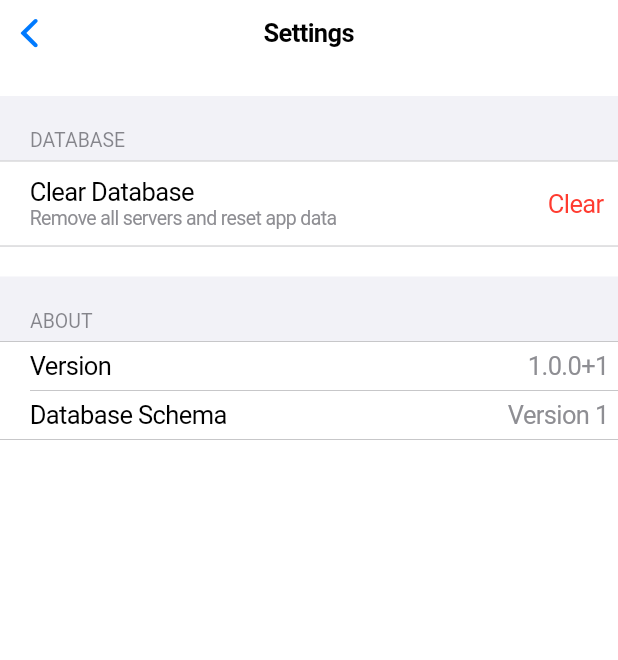
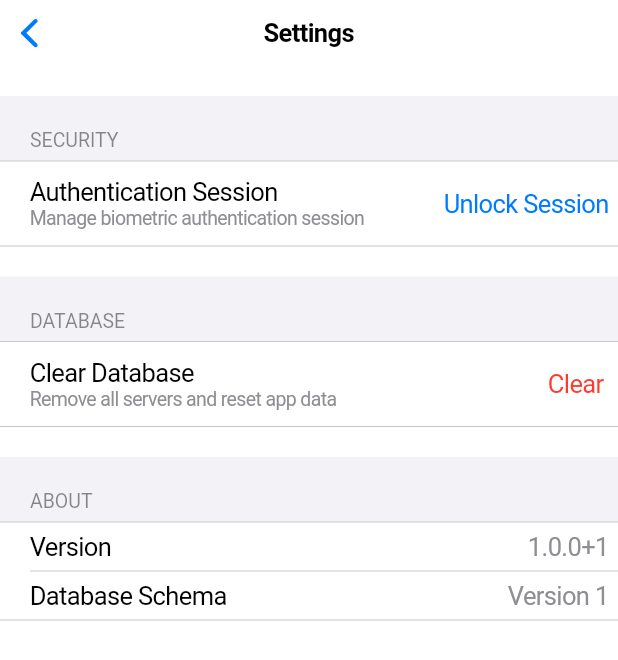
Before and after one commit to cedricziel/trueapp, a Flutter app: the SettingsScreen screen opened directly, on a phone screen of 412 x 824 dp. Shown: the top 660 px of the screen. Run offline on Flutter 3.47's test engine with Material 3 defaults, Android fonts, the phone set to English and light mode, and no system bars; our stand-ins replace connectivity_plus, drift, drift_flutter, equatable, flutter_secure_storage, flutter_slidable and 3 more; missing offline and left inert: network_info_plus, tray_manager; accounts and stored records are empty; generated files the repository leaves out were written again.

Commit message:
feat: implement authentication session management
- Add AuthenticationSessionService for 30-minute session management
- Integrate session checking into SecureStorageService to avoid repeated prompts
- Add SessionIndicatorWidget to show lock status in navigation bar
- Add session lock/unlock controls in Settings screen
- Session automatically extends on use and expires after 30 minutes
- Reduce debug logging noise for credential operations

Now users only need to authenticate once per session instead of for each server access.

```diff
--- a/lib/screens/settings_screen.dart
+++ b/lib/screens/settings_screen.dart
@@ -3,12 +3,20 @@ import 'package:provider/provider.dart';
 import 'package:truenas_manager/providers/server_provider.dart';
 import 'package:truenas_manager/providers/tray_provider.dart';
 import 'package:truenas_manager/services/database.dart';
+import 'package:truenas_manager/services/authentication_session_service.dart';
+import 'package:truenas_manager/services/secure_storage_service.dart';
 import 'dart:io';
 import 'package:path_provider/path_provider.dart';
 import 'package:path/path.dart' as path;
 
-class SettingsScreen extends StatelessWidget {
+class SettingsScreen extends StatefulWidget {
   const SettingsScreen({super.key});
+
+  @override
+  State<SettingsScreen> createState() => _SettingsScreenState();
+}
+
+class _SettingsScreenState extends State<SettingsScreen> {
 
   @override
   Widget build(BuildContext context) {
@@ -74,6 +82,91 @@ class SettingsScreen extends StatelessWidget {
               ),
               const SizedBox(height: 20),
             ],
+            CupertinoFormSection(
+              header: const Text('SECURITY'),
+              children: [
+                CupertinoFormRow(
+                  prefix: const Column(
+                    crossAxisAlignment: CrossAxisAlignment.start,
+                    children: [
+                      Text('Authentication Session'),
+                      Text(
+                        'Manage biometric authentication session',
+                        style: TextStyle(
+                          fontSize: 13,
+                          color: CupertinoColors.systemGrey,
+                        ),
+                      ),
+                    ],
+                  ),
+                  child: Builder(
+                    builder: (context) {
+                      final session = AuthenticationSessionService.instance;
+                      final isValid = session.isSessionValid;
+
+                      return CupertinoButton(
+                        padding: EdgeInsets.zero,
+                        onPressed: () {
+                          if (isValid) {
+                            // Lock the session
+                            session.invalidateSession();
+                            setState(() {});
+                            showCupertinoDialog(
+                              context: context,
+                              builder: (context) => CupertinoAlertDialog(
+                                title: const Text('Session Locked'),
+                                content: const Text(
+                                  'Your authentication session has been locked. You will need to authenticate again to access server credentials.',
+                                ),
+                                actions: [
+                                  CupertinoDialogAction(
+                                    onPressed: () => Navigator.of(context).pop(),
+                                    child: const Text('OK'),
+                                  ),
+                                ],
+                              ),
+                            );
+                          } else {
+                            // Test authentication
+                            SecureStorageService.authenticate(
+                              reason: 'Authenticate to unlock session',
+                            ).then((success) {
+                              setState(() {});
+                              if (success) {
+                                showCupertinoDialog(
+                                  context: context,
+                                  builder: (context) => CupertinoAlertDialog(
+                                    title: const Text('Session Unlocked'),
+                                    content: const Text(
+                                      'Authentication successful. Your session will remain active for 30 minutes.',
+                                    ),
+                                    actions: [
+                                      CupertinoDialogAction(
+                                        onPressed: () => Navigator.of(context).pop(),
+                                        child: const Text('OK'),
+                                      ),
+                                    ],
+                                  ),
+                                );
+                              }
+                            });
+                          }
+                        },
+                        child: Text(
+                          isValid ? 'Lock Session' : 'Unlock Session',
+                          style: TextStyle(
+                            color: isValid
+                                ? CupertinoColors.destructiveRed
+                                : CupertinoColors.activeBlue,
+                          ),
+                        ),
+                      );
+                    },
+                  ),
+                ),
+              ],
+            ),
+            const SizedBox(height: 20),
             CupertinoFormSection(
               header: const Text('DATABASE'),
               children: [
--- /dev/null
+++ b/lib/services/authentication_session_service.dart
@@ -0,0 +1,100 @@
+import 'dart:async';
+import 'package:flutter/foundation.dart';
+
+/// Manages authentication session state for the app
+class AuthenticationSessionService {
+  static AuthenticationSessionService? _instance;
+  static AuthenticationSessionService get instance {
+    _instance ??= AuthenticationSessionService._();
+    return _instance!;
+  }
+
+  AuthenticationSessionService._();
+
+  bool _isAuthenticated = false;
+  DateTime? _authenticatedAt;
+  Timer? _sessionTimer;
+
+  // Session duration - default 30 minutes
+  static const Duration sessionDuration = Duration(minutes: 30);
+
+  /// Check if the current session is valid
+  bool get isSessionValid {
+    if (!_isAuthenticated || _authenticatedAt == null) {
+      return false;
+    }
+
+    final now = DateTime.now();
+    final elapsed = now.difference(_authenticatedAt!);
+
+    if (elapsed > sessionDuration) {
+      if (kDebugMode) {
+        print('AuthenticationSessionService: Session expired (elapsed: ${elapsed.inMinutes} minutes)');
+      }
+      invalidateSession();
+      return false;
+    }
+
+    return true;
+  }
+
+  /// Mark the session as authenticated
+  void markAuthenticated() {
+    _isAuthenticated = true;
+    _authenticatedAt = DateTime.now();
+
+    // Cancel any existing timer
+    _sessionTimer?.cancel();
+
+    // Set up a timer to invalidate the session after the duration
+    _sessionTimer = Timer(sessionDuration, () {
+      if (kDebugMode) {
+        print('AuthenticationSessionService: Session expired due to timeout');
+      }
+      invalidateSession();
+    });
+
+    if (kDebugMode) {
+      print('AuthenticationSessionService: Session authenticated at $_authenticatedAt');
+    }
+  }
+
+  /// Extend the current session
+  void extendSession() {
+    if (_isAuthenticated) {
+      markAuthenticated(); // This will reset the timer
+      if (kDebugMode) {
+        print('AuthenticationSessionService: Session extended');
+      }
+    }
+  }
+
+  /// Invalidate the current session
+  void invalidateSession() {
+    _isAuthenticated = false;
+    _authenticatedAt = null;
+    _sessionTimer?.cancel();
+    _sessionTimer = null;
+
+    if (kDebugMode) {
+      print('AuthenticationSessionService: Session invalidated');
+    }
+  }
+
+  /// Get remaining session time
+  Duration? get remainingSessionTime {
+    if (!isSessionValid || _authenticatedAt == null) {
+      return null;
+    }
+
+    final elapsed = DateTime.now().difference(_authenticatedAt!);
+    final remaining = sessionDuration - elapsed;
+
+    return remaining.isNegative ? Duration.zero : remaining;
+  }
+
+  void dispose() {
+    _sessionTimer?.cancel();
+    _sessionTimer = null;
+  }
+}
```
Also changed, not shown: lib/screens/home_screen.dart (+9 -1 lines), lib/services/secure_storage_service.dart (+36 -10 lines), lib/widgets/session_indicator_widget.dart (added, +113 -0 lines).
